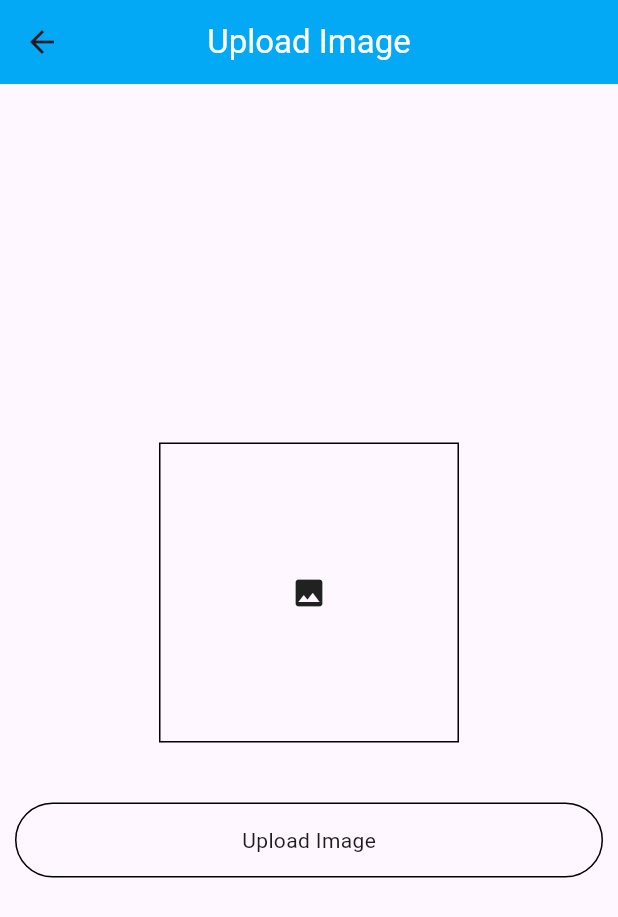
After one commit to ajayrana78767/Firebase-App, a Flutter app: the UploadImageScreen screen opened directly, after a tap on the "image" icon, on a phone screen of 412 x 824 dp. The commit adds this screen. Shown: the top 917 px of the screen. Run offline on Flutter 3.47's test engine with Material 3 defaults, Android fonts, the phone set to English and light mode, and no system bars; our stand-ins replace cloud_firestore, firebase_auth, firebase_core, firebase_database, firebase_messaging, firebase_storage and 4 more; missing offline and left inert: firebase_app_check; accounts and stored records are empty.

Commit message:
Upload image to firebase storage and save image path in database

```diff
--- a/lib/ui/auth/posts/add_posts.dart
+++ b/lib/ui/auth/posts/add_posts.dart
@@ -3,7 +3,7 @@ import 'package:firebase_database/firebase_database.dart';
 import 'package:flutter/material.dart';
 
 class AddPostScreen extends StatefulWidget {
-  const AddPostScreen({super.key});
+  const AddPostScreen({Key? key}) : super(key: key);
 
   @override
   State<AddPostScreen> createState() => _AddPostScreenState();
@@ -86,4 +86,6 @@ class _AddPostScreenState extends State<AddPostScreen> {
       ),
     );
   }
+
+
 }
--- /dev/null
+++ b/lib/ui/auth/upload_image.dart
@@ -0,0 +1,141 @@
+// ignore_for_file: unused_local_variable, unused_field, avoid_print
+import 'dart:io';
+//import 'dart:js_util';
+//import 'dart:js_interop';
+import 'package:firebase_app/utils/utils.dart';
+import 'package:firebase_database/firebase_database.dart';
+import 'package:flutter/material.dart';
+import 'package:image_picker/image_picker.dart';
+import 'package:firebase_storage/firebase_storage.dart' as firebase_storage;
+
+class UploadImageScreen extends StatefulWidget {
+  const UploadImageScreen({super.key});
+
+  @override
+  State<UploadImageScreen> createState() => _UploadImageScreenState();
+}
+
+class _UploadImageScreenState extends State<UploadImageScreen> {
+  bool _isLoading = false;
+  File? _image;
+  final picker = ImagePicker();
+  firebase_storage.FirebaseStorage storage =
+      firebase_storage.FirebaseStorage.instance;
+  DatabaseReference databaseRef = FirebaseDatabase.instance.ref('Post');
+
+  Future<void> getImageFromGallery() async {
+    final pickedFile =
+        await picker.pickImage(source: ImageSource.gallery, imageQuality: 50);
+    setState(() {
+      if (pickedFile != null) {
+        _image = File(pickedFile.path);
+      } else {
+        print("No image picked");
+      }
+    });
+  }
+
+  @override
+  Widget build(BuildContext context) {
+    return Scaffold(
+      appBar: AppBar(
+        backgroundColor: Colors.lightBlue,
+        title: const Text(
+          "Upload Image",
+          style: TextStyle(color: Colors.white),
+        ),
+        centerTitle: true,
+      ),
+      body: Padding(
+        padding: const EdgeInsets.symmetric(horizontal: 10),
+        child: Column(
+          mainAxisAlignment: MainAxisAlignment.center,
+          children: [
+            Center(
+              child: InkWell(
+                onTap: () {
+                  getImageFromGallery();
+                },
+                child: Container(
+                  height: 200,
+                  width: 200,
+                  decoration:
+                      BoxDecoration(border: Border.all(color: Colors.black)),
+                  child: Center(
+                      child: _image != null
+                          ? Image.file(_image!.absolute)
+                          : const Icon(Icons.image)),
+                ),
+              ),
+            ),
+            const SizedBox(
+              height: 40,
+            ),
+            InkWell(
+              onTap: () async {
+                setState(() {
+                  _isLoading = true;
+                });
+                // Generate a unique ID for the image
+                String imageId =
+                    DateTime.now().millisecondsSinceEpoch.toString();
+
+// Create a reference with the generated ID
+                firebase_storage.Reference ref = firebase_storage
+                    .FirebaseStorage.instance
+                    .ref('/Ajay/Images/$imageId');
+
+// Upload the image using the generated reference
+                firebase_storage.UploadTask uploadTask =
+                    ref.putFile(_image!.absolute);
+
+                // firebase_storage.Reference ref = firebase_storage
+                //     .FirebaseStorage.instance
+                //     .ref('/FolderName' '1224');
+                // firebase_storage.UploadTask uploadTask =
+                //     ref.putFile(_image!.absolute);
+
+                Future.value(uploadTask).then((value) async {
+                  var newUrl = await ref.getDownloadURL();
+                  databaseRef
+                      .child('1')
+                      .set({'id': '1224', 'title': newUrl.toString()}).then(
+                    (value) {
+                      setState(() {
+                        _isLoading = false;
+                      });
+                      Utils().toastMessage('Uploaded');
+                    },
+                  ).onError(
+                    (error, stackTrace) {
+                      Utils().toastMessage(error.toString());
+                      setState(() {
+                        _isLoading = false;
+                      });
+                    },
+                  );
+                }).onError((error, stackTrace) {
+                  Utils().toastMessage(error.toString());
+                  setState(() {
+                    _isLoading = false;
+                  });
+                });
+              },
+              child: Container(
+                height: 50,
+                decoration: BoxDecoration(
+                    border: Border.all(color: Colors.black),
+                    borderRadius: const BorderRadius.all(Radius.circular(50))),
+                child: Center(
+                  child: _isLoading
+                      ? const CircularProgressIndicator()
+                      : const Text('Upload Image'),
+                ),
+              ),
+            ),
+          ],
+        ),
+      ),
+    );
+  }
+}
--- a/pubspec.yaml
+++ b/pubspec.yaml
@@ -46,6 +46,9 @@ dependencies:
   google_sign_in: ^6.2.1
   firebase_database: ^10.4.10
   cloud_firestore: ^4.15.9
+  image_picker: ^1.0.7
+  firebase_storage: ^11.6.10
+  firebase_app_check: ^0.2.1+18
 
 
 dev_dependencies:
```
Also changed, not shown: lib/main.dart (+12 -6 lines), pubspec.lock, 7 other files.
